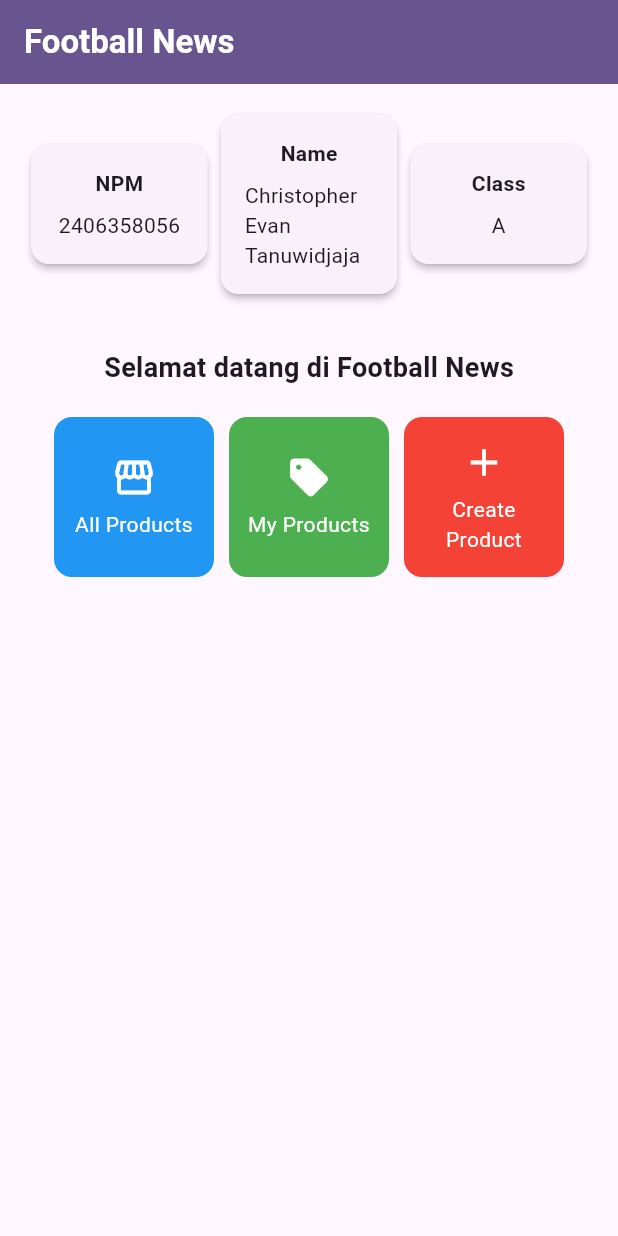
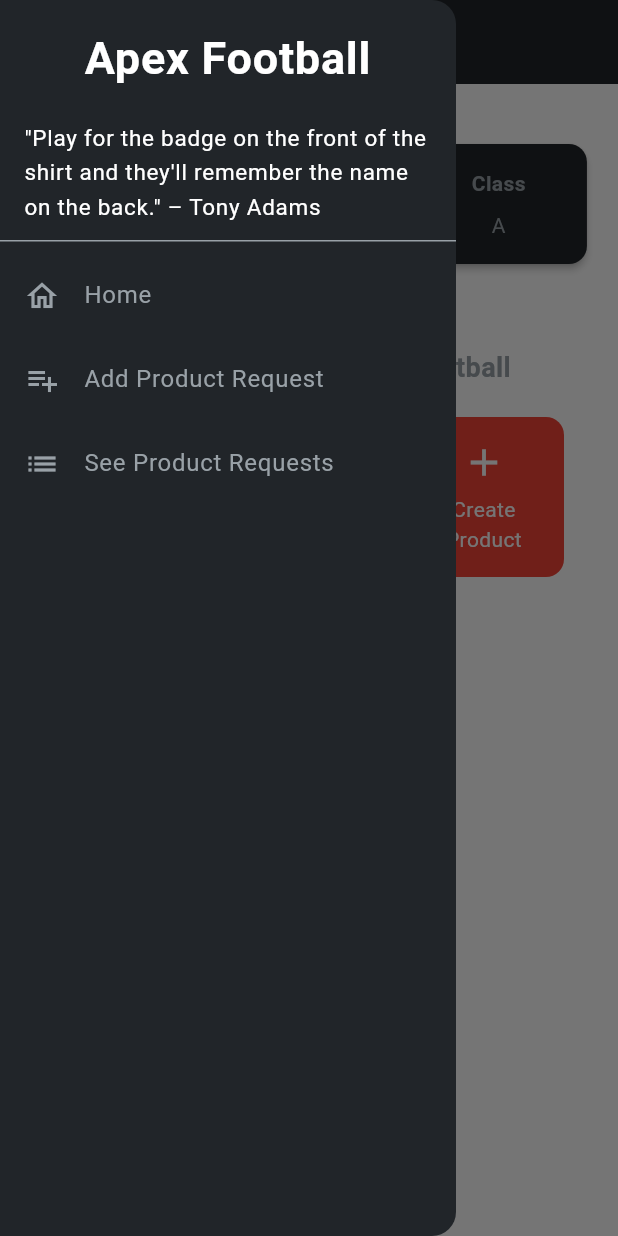
Before and after one commit to evan052006/apex-football-mobile, a Flutter app: the screen it shows after launch, with the side drawer open (before the commit the screen has no drawer), on a phone screen of 412 x 824 dp. Run offline on Flutter 3.47's test engine with Material 3 defaults, Android fonts, the light colour scheme and no system bars.

Commit message:
Finished Tugas 8

```diff
--- a/lib/main.dart
+++ b/lib/main.dart
@@ -1,5 +1,5 @@
 import 'package:flutter/material.dart';
-import 'package:apex_football/menu.dart';
+import 'package:apex_football/screens/menu.dart';
 
 void main() {
   runApp(const MyApp());
@@ -12,7 +12,18 @@ class MyApp extends StatelessWidget {
     return MaterialApp(
       title: 'Flutter Demo',
       theme: ThemeData(
-        colorScheme: .fromSeed(seedColor: Colors.deepPurple),
+        colorScheme: ColorScheme(
+          brightness: Brightness.dark,
+          primary: Color.fromRGBO(33, 37, 41, 1),
+          onPrimary: Colors.green,
+          secondary: Colors.black,
+          onSecondary: Colors.green,
+          surface: Color.fromRGBO(33, 37, 41, 1),
+          onSurface: Color(0xFF99A1A7),
+          error: Colors.red,
+          onError: Colors.redAccent,
+        ),
+        scaffoldBackgroundColor: Colors.white
       ),
       home: MyHomePage(),
     );
--- a/lib/menu.dart
+++ b/lib/screens/menu.dart
@@ -1,4 +1,8 @@
+import 'package:apex_football/screens/product_creation_form.dart';
 import 'package:flutter/material.dart';
+import 'package:apex_football/widgets/item_card.dart';
+import 'package:apex_football/widgets/info_card.dart';
+import 'package:apex_football/widgets/left_drawer.dart';
 
 class MyHomePage extends StatelessWidget {
   final String nama = "Christopher Evan Tanuwidjaja";
@@ -12,6 +16,7 @@ class MyHomePage extends StatelessWidget {
         content: const Text('Kamu telah menekan tombol All Products'),
       ),
       Colors.blue,
+      (context) => MyHomePage(),
     ),
     ItemHomepage(
       "My Products",
@@ -20,6 +25,7 @@ class MyHomePage extends StatelessWidget {
         content: const Text('Kamu telah menekan tombol My Products'),
       ),
       Colors.green,
+      (context) => MyHomePage(),
     ),
     ItemHomepage(
       "Create Product",
@@ -28,6 +34,7 @@ class MyHomePage extends StatelessWidget {
         content: const Text('Kamu telah menekan tombol Create Product'),
       ),
       Colors.red,
+      (context) => ProductCreationFormPage(),
     ),
   ];
   MyHomePage({super.key});
@@ -35,15 +42,11 @@ class MyHomePage extends StatelessWidget {
   Widget build(BuildContext context) {
     return Scaffold(
       appBar: AppBar(
-        title: const Text(
-          'Football News',
-          style: TextStyle(
-            color: Colors.white,
-            fontWeight: FontWeight.bold
-          ),
+        title: Text(
+          'Apex Football',
         ),
-        backgroundColor: Theme.of(context).colorScheme.primary,
       ),
+      drawer: LeftDrawer(),
       body: Padding(
         padding: const EdgeInsets.all(16.0),
         child: Column(
@@ -64,7 +67,7 @@ class MyHomePage extends StatelessWidget {
                   const Padding(
                     padding: EdgeInsets.only(top: 16.0),
                     child: Text(
-                      'Selamat datang di Football News',
+                      'Selamat datang di Apex Football',
                       style: TextStyle(
                         fontWeight: FontWeight.bold,
                         fontSize: 18.0,
@@ -92,77 +95,12 @@ children: items.map((ItemHomepage item) {
   }
 }
 
-class InfoCard extends StatelessWidget {
-  final String title;
-  final String content;
-  const InfoCard({super.key, required this.title, required this.content});
-
-  @override
-  Widget build(BuildContext context) {
-    return Card(
-      elevation: 2.0,
-      child: Container(
-        width: MediaQuery.of(context).size.width / 3.5,
-        padding: const EdgeInsets.all(16.0),
-        child: Column(
-          children: [
-            Text(
-              title,
-              style: const TextStyle(fontWeight: FontWeight.bold),
-            ),
-            const SizedBox(height: 8.0),
-            Text(content),
-          ],
-        ),
-      ),
-    );
-  }
-}
 
 class ItemHomepage {
   final String name;
   final IconData icon;
   final SnackBar snackBar;
   final Color color;
-  ItemHomepage(this.name, this.icon, this.snackBar, this.color);
+  final WidgetBuilder redirectionBuilder;
+  ItemHomepage(this.name, this.icon, this.snackBar, this.color, this.redirectionBuilder);
 }
-
-class ItemCard extends StatelessWidget {
-  final ItemHomepage item;
-  const ItemCard(this.item, {super.key});
-
-  @override
-    Widget build(BuildContext context) {
-      return Material(
-        color: item.color,
-        borderRadius: BorderRadius.circular(12),
-        child: InkWell(
-          child: Container(
-            padding: const EdgeInsets.all(8),
-            child: Center(
-              child: Column(
-                mainAxisAlignment: MainAxisAlignment.center,
-                children: [
-                  Icon(
-                    item.icon,
-                    color: Colors.white,
-                    size: 30.0,
-                  ),
-                  const Padding(padding: EdgeInsets.all(3)),
-                  Text(
-                    item.name,
-                    textAlign: TextAlign.center,
-                    style: const TextStyle(color: Colors.white),
-                  ),
-                ],
-              ),
-            ),
-          ),
-          onTap: () {
-            ScaffoldMessenger.of(context).clearSnackBars();
-            ScaffoldMessenger.of(context).showSnackBar(item.snackBar);
-          },
-        )
-      );
-    }
-}
--- /dev/null
+++ b/lib/widgets/info_card.dart
@@ -0,0 +1,28 @@
+import 'package:flutter/material.dart';
+
+class InfoCard extends StatelessWidget {
+  final String title;
+  final String content;
+  const InfoCard({super.key, required this.title, required this.content});
+
+  @override
+  Widget build(BuildContext context) {
+    return Card(
+      elevation: 2.0,
+      child: Container(
+        width: MediaQuery.of(context).size.width / 3.5,
+        padding: const EdgeInsets.all(16.0),
+        child: Column(
+          children: [
+            Text(
+              title,
+              style: const TextStyle(fontWeight: FontWeight.bold),
+            ),
+            const SizedBox(height: 8.0),
+            Text(content),
+          ],
+        ),
+      ),
+    );
+  }
+}
--- /dev/null
+++ b/lib/widgets/item_card.dart
@@ -0,0 +1,44 @@
+import 'package:flutter/material.dart';
+import 'package:apex_football/screens/product_creation_form.dart';
+import 'package:apex_football/screens/menu.dart';
+
+class ItemCard extends StatelessWidget {
+  final ItemHomepage item;
+  const ItemCard(this.item, {super.key});
+
+  @override
+    Widget build(BuildContext context) {
+      return Material(
+        color: item.color,
+        borderRadius: BorderRadius.circular(12),
+        child: InkWell(
+          child: Container(
+            padding: const EdgeInsets.all(8),
+            child: Center(
+              child: Column(
+                mainAxisAlignment: MainAxisAlignment.center,
+                children: [
+                  Icon(
+                    item.icon,
+                    color: Colors.white,
+                    size: 30.0,
+                  ),
+                  const Padding(padding: EdgeInsets.all(3)),
+                  Text(
+                    item.name,
+                    textAlign: TextAlign.center,
+                    style: const TextStyle(color: Colors.white),
+                  ),
+                ],
+              ),
+            ),
+          ),
+          onTap: () {
+            ScaffoldMessenger.of(context).clearSnackBars();
+            ScaffoldMessenger.of(context).showSnackBar(item.snackBar);
+            Navigator.pushReplacement(context, MaterialPageRoute(builder: item.redirectionBuilder));
+          },
+        )
+      );
+    }
+}
--- /dev/null
+++ b/lib/widgets/left_drawer.dart
@@ -0,0 +1,75 @@
+import 'package:flutter/material.dart';
+import 'package:apex_football/screens/menu.dart';
+import 'package:apex_football/screens/product_creation_form.dart';
+
+class LeftDrawer extends StatelessWidget {
+  const LeftDrawer({super.key});
+
+  @override
+  Widget build(BuildContext context) {
+    return Drawer(
+      child: ListView(
+        children: [
+          const DrawerHeader(
+            child: Column(
+              children: [
+                Text(
+                  'Apex Football',
+                  textAlign: TextAlign.center,
+                  style: TextStyle(
+                    fontSize: 30,
+                    fontWeight: FontWeight.bold,
+                    color: Colors.white,
+                  ),
+                ),
+                Padding(padding: EdgeInsets.all(10)),
+                Text(
+                  "\"Play for the badge on the front of the shirt and they'll remember the name on the back.\" – Tony Adams",
+                  style: TextStyle(
+                    fontSize: 15,
+                    color: Colors.white,
+                    fontWeight: FontWeight.normal,
+                  ),
+                ),
+              ],
+            ),
+          ),
+          ListTile(
+            leading: const Icon(Icons.home_outlined),
+            title: const Text('Home'),
+            // Bagian redirection ke MyHomePage
+            onTap: () {
+              Navigator.pushReplacement(
+                context,
+                MaterialPageRoute(builder: (context) => MyHomePage()),
+              );
+            },
+          ),
+          ListTile(
+            leading: const Icon(Icons.playlist_add),
+            title: const Text('Add Product Request'),
+            // Bagian redirection ke NewsFormPage
+            onTap: () {
+              Navigator.pushReplacement(
+                context,
+                MaterialPageRoute(builder: (context) => ProductCreationFormPage()),
+              );
+            },
+          ),
+          ListTile(
+            leading: const Icon(Icons.list),
+            title: const Text('See Product Requests'),
+            // ListTile yang halaman view newsnya belum diimplementasikan
+            // Hanya akan redirect ke home
+            onTap: () {
+              Navigator.pushReplacement(
+                context,
+                MaterialPageRoute(builder: (context) => MyHomePage()),
+              );
+            },
+          ),
+        ],
+      ),
+    );
+  }
+}
```
Also changed, not shown: lib/screens/product_creation_form.dart (added, +256 -0 lines), 1 other file.
